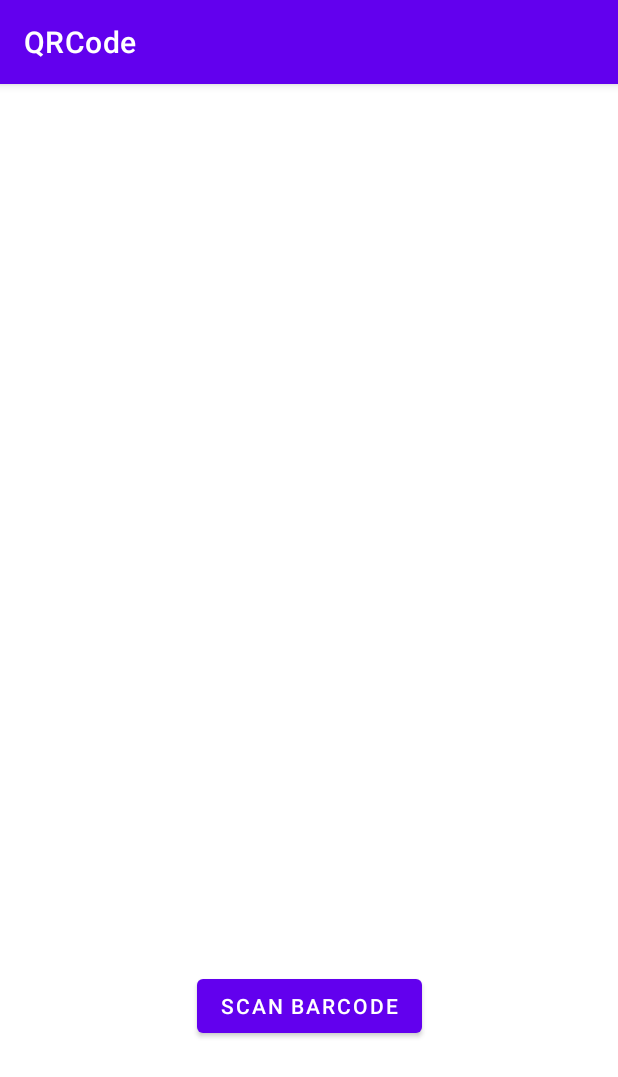
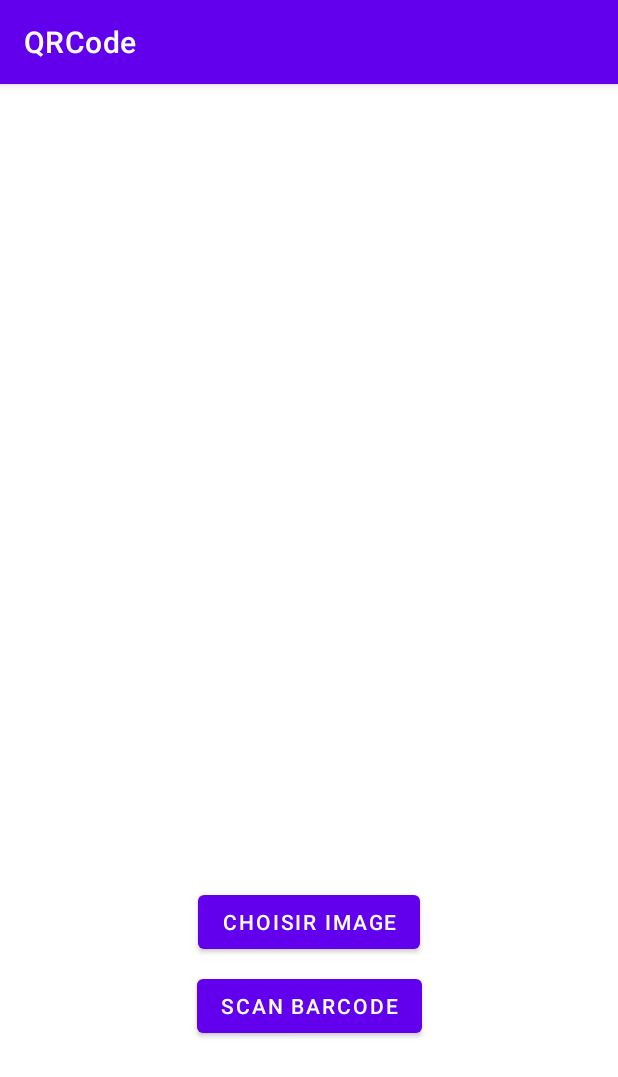
Before and after one commit to Jorbidan/JeuxQR_CBA, an Android app: the screen it shows after launch (MainActivity), on a phone screen of 412 x 824 dp. Shown: the top 1077 px of the screen. Run offline under Robolectric (Android 15) with nearby library versions, the phone set to English and light mode, and no system bars.

Commit message:
correction du code bar, commencement du store image

```diff
--- a/QRCode/app/build.gradle
+++ b/QRCode/app/build.gradle
@@ -37,6 +37,7 @@ dependencies {
     implementation 'androidx.constraintlayout:constraintlayout:2.0.4'
     implementation 'com.google.firebase:firebase-auth:20.0.4'
     implementation 'com.google.firebase:firebase-firestore:22.1.2'
+    implementation 'com.google.firebase:firebase-storage:19.2.2'
     testImplementation 'junit:junit:4.+'
     androidTestImplementation 'androidx.test.ext:junit:1.1.2'
     androidTestImplementation 'androidx.test.espresso:espresso-core:3.3.0'
--- a/QRCode/app/src/main/AndroidManifest.xml
+++ b/QRCode/app/src/main/AndroidManifest.xml
@@ -3,6 +3,7 @@
     package="com.example.qrcode">
 
     <uses-permission android:name="android.permission.CAMERA" />
+
     <application
         android:allowBackup="true"
         android:icon="@mipmap/ic_launcher"
@@ -10,7 +11,8 @@
         android:roundIcon="@mipmap/ic_launcher_round"
         android:supportsRtl="true"
         android:theme="@style/Theme.QRCode">
-        <activity android:name=".ScannedBarcodeActivity"></activity>
+        <activity android:name=".ChooseImageActivity"></activity>
+        <activity android:name=".ScannedBarcodeActivity" />
         <activity android:name=".MainActivity">
             <intent-filter>
                 <action android:name="android.intent.action.MAIN" />
--- a/QRCode/app/src/main/java/com/example/qrcode/MainActivity.java
+++ b/QRCode/app/src/main/java/com/example/qrcode/MainActivity.java
@@ -7,7 +7,6 @@ import android.content.Intent;
 import android.os.Bundle;
 import android.view.View;
 import android.widget.Button;
-import android.widget.Toast;
 
 public class MainActivity extends AppCompatActivity implements View.OnClickListener {
 
@@ -20,8 +19,7 @@ public class MainActivity extends AppCompatActivity implements View.OnClickListe
 
         if(requestCode == TAG_SCAN)
         {
-            String QRCodeID = data.getStringExtra("QRCodeID");
-            Toast.makeText(this, QRCodeID , Toast.LENGTH_SHORT).show();
+           return;
         }
     }
 
@@ -34,7 +32,7 @@ public class MainActivity extends AppCompatActivity implements View.OnClickListe
 
     private void initViews() {
 
-        btnScanBarcode = findViewById(R.id.btnScanBarcode);
+        btnScanBarcode = findViewById(R.id.btn_main_scanBarcode);
 
         btnScanBarcode.setOnClickListener(this);
     }
@@ -43,7 +41,7 @@ public class MainActivity extends AppCompatActivity implements View.OnClickListe
     public void onClick(View v) {
 
         switch (v.getId()) {
-            case R.id.btnScanBarcode:
+            case R.id.btn_main_scanBarcode:
              Intent intentScanBarCode =  new Intent(MainActivity.this, ScannedBarcodeActivity.class);
              startActivityForResult(intentScanBarCode, TAG_SCAN);
                 break;
--- a/QRCode/app/src/main/res/layout/activity_main.xml
+++ b/QRCode/app/src/main/res/layout/activity_main.xml
@@ -11,7 +11,7 @@
         android:layout_height="match_parent">
 
         <Button
-            android:id="@+id/btnScanBarcode"
+            android:id="@+id/btn_main_scanBarcode"
             android:layout_width="wrap_content"
             android:layout_height="wrap_content"
 
@@ -21,6 +21,16 @@
             app:layout_constraintStart_toStartOf="parent"
             app:layout_constraintTop_toTopOf="parent"
             app:layout_constraintVertical_bias="0.82" />
+
+        <Button
+            android:id="@+id/btn_main_chooseImage"
+            android:layout_width="wrap_content"
+            android:layout_height="wrap_content"
+            android:layout_marginBottom="8dp"
+            android:text="Choisir Image"
+            app:layout_constraintBottom_toTopOf="@+id/btn_main_scanBarcode"
+            app:layout_constraintEnd_toEndOf="parent"
+            app:layout_constraintStart_toStartOf="parent" />
     </androidx.constraintlayout.widget.ConstraintLayout>
 
 </RelativeLayout>
--- a/QRCode/app/src/main/res/values/colors.xml
+++ b/QRCode/app/src/main/res/values/colors.xml
@@ -7,4 +7,6 @@
     <color name="teal_700">#FF018786</color>
     <color name="black">#FF000000</color>
     <color name="white">#FFFFFFFF</color>
+    <color name="green">#FF228B22</color>
+    <color name="red">#FF890000</color>
 </resources>
--- a/QRCode/app/src/main/res/values/strings.xml
+++ b/QRCode/app/src/main/res/values/strings.xml
@@ -1,4 +1,6 @@
 <resources>
     <string name="app_name">QRCode</string>
     <string name="scan_barcode">Scan Barcode</string>
+    <string name="continuer">Continuer</string>
+    <string name="aucun_code_qr_detect">Aucun code QR detecté</string>
 </resources>
```
Also changed, not shown: QRCode/app/src/main/java/com/example/qrcode/ChooseImageActivity.java (added, +14 -0 lines), QRCode/app/src/main/java/com/example/qrcode/ScannedBarcodeActivity.java (+22 -15 lines), QRCode/app/src/main/res/layout/activity_choose_image.xml (added, +9 -0 lines), QRCode/app/src/main/res/layout/activity_scan_barcode.xml (+13 -7 lines).
